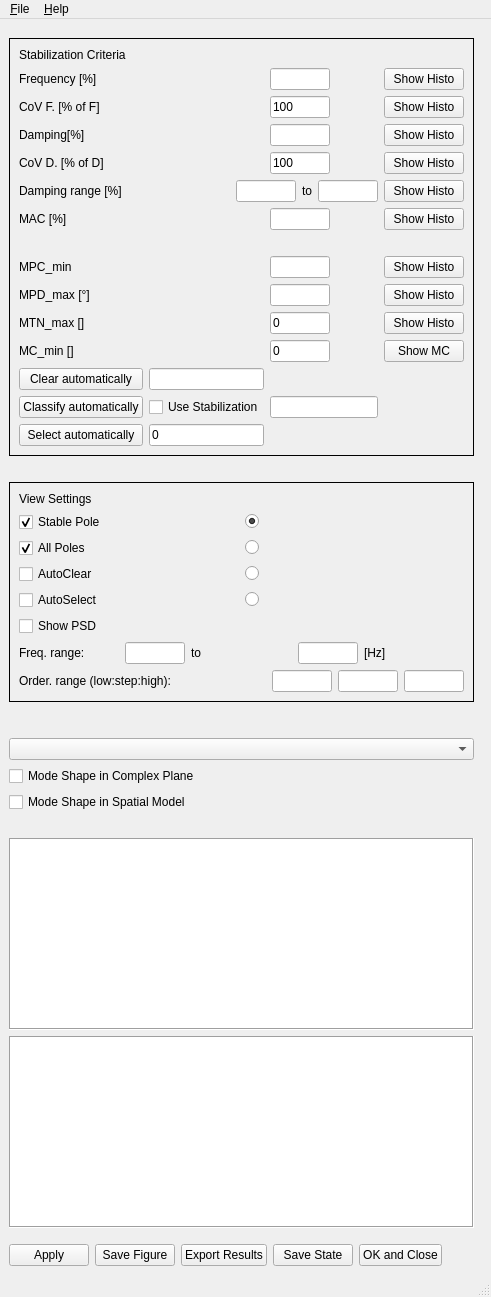
Old version of the form pyOMA/GUI/ui/stabil_gui.ui in the repository pyOMA-dev/pyOMA.
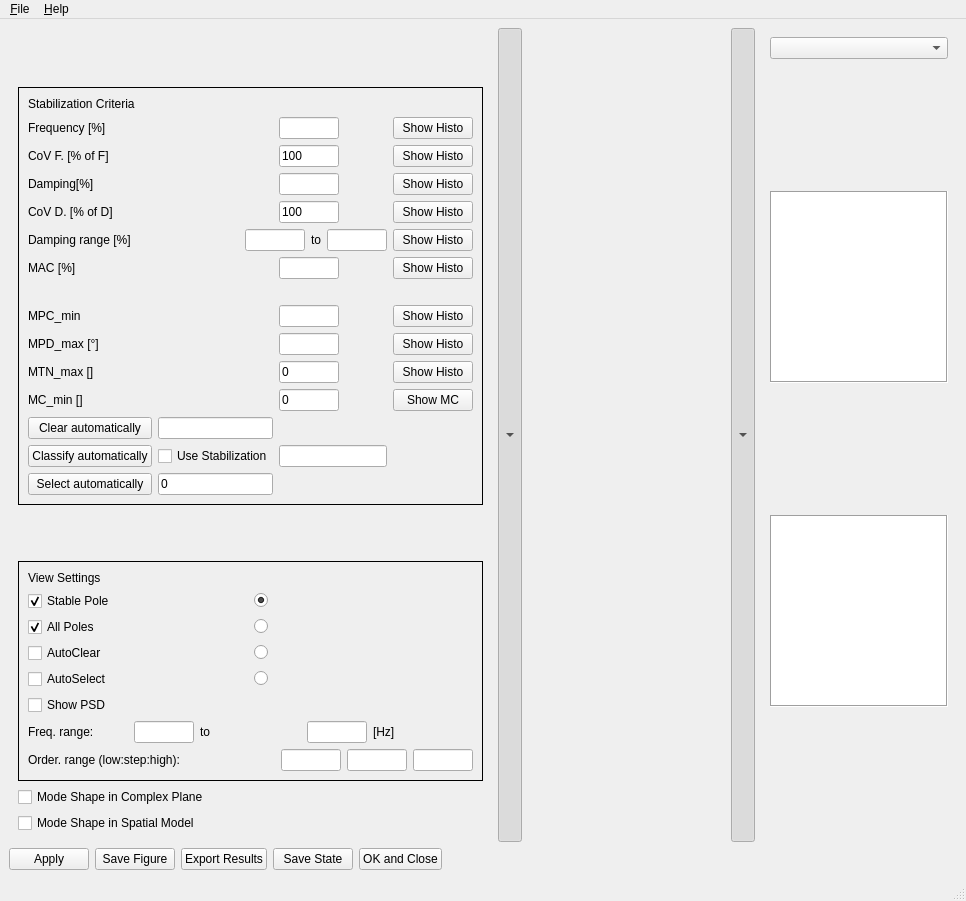
New version of the form. Custom widgets are drawn as their Qt base class.

Commit message: Improve StabilGUI with collapsible control panes

Patch:
```diff
--- a/pyOMA/GUI/ui/stabil_gui.ui
+++ b/pyOMA/GUI/ui/stabil_gui.ui
@@ -2,12 +2,21 @@
 <ui version="4.0">
  <class>StabilGUI</class>
  <widget class="QMainWindow" name="StabilGUI">
+  <property name="geometry">
+   <rect>
+    <x>0</x>
+    <y>0</y>
+    <width>966</width>
+    <height>901</height>
+   </rect>
+  </property>
   <widget class="QWidget" name="central_widget">
    <layout class="QVBoxLayout" name="central_vbox">
     <item>
-     <layout class="QHBoxLayout" name="main_layout" stretch="0,1">
+     <layout class="QHBoxLayout" name="main_layout" stretch="0,0,1,0,1">
       <item>
-       <layout class="QVBoxLayout" name="left_pane_layout">
+       <widget class="QWidget" name="left_pane_widget">
+        <layout class="QVBoxLayout" name="left_pane_layout">
         <item>
          <spacer name="left_pane_spacer_1">
           <property name="orientation">
@@ -30,7 +39,7 @@
            <enum>QFrame::Shape::Panel</enum>
           </property>
           <layout class="QGridLayout" name="stab_val_layout" columnstretch="0,0,1,0,0">
-           <item row="1" column="1" rowspan="1" colspan="3">
+           <item row="1" column="1" colspan="3">
             <widget class="QLabel" name="stab_criteria_title_label">
              <property name="text">
               <string>Stabilization Criteria</string>
@@ -182,7 +191,7 @@
              </property>
             </widget>
            </item>
-           <item row="6" column="2" rowspan="1" colspan="2">
+           <item row="6" column="2" colspan="2">
             <layout class="QHBoxLayout" name="damping_range_hbox">
              <item>
               <spacer name="damping_range_hbox_spacer">
@@ -507,7 +516,7 @@
            <enum>QFrame::Shape::Panel</enum>
           </property>
           <layout class="QGridLayout" name="diag_val_layout">
-           <item row="1" column="1" rowspan="1" colspan="2">
+           <item row="1" column="1" colspan="2">
             <widget class="QLabel" name="view_settings_title_label">
              <property name="text">
               <string>View Settings</string>
@@ -564,14 +573,14 @@
            <item row="5" column="2">
             <widget class="QRadioButton" name="snap_select_radio"/>
            </item>
-           <item row="6" column="1" rowspan="1" colspan="2">
+           <item row="6" column="1" colspan="2">
             <widget class="QCheckBox" name="show_psd_checkbox">
              <property name="text">
               <string>Show PSD</string>
              </property>
             </widget>
            </item>
-           <item row="7" column="1" rowspan="1" colspan="2">
+           <item row="7" column="1" colspan="2">
             <layout class="QHBoxLayout" name="freq_range_hbox">
              <item>
               <widget class="QLabel" name="freq_range_label">
@@ -628,7 +637,7 @@
              </item>
             </layout>
            </item>
-           <item row="8" column="1" rowspan="1" colspan="2">
+           <item row="8" column="1" colspan="2">
             <layout class="QHBoxLayout" name="order_range_hbox">
              <item>
               <widget class="QLabel" name="order_range_label">
@@ -690,25 +699,6 @@
           </layout>
          </widget>
         </item>
-        <item>
-         <spacer name="left_pane_spacer_3">
-          <property name="orientation">
-           <enum>Qt::Vertical</enum>
-          </property>
-          <property name="sizeType">
-           <enum>QSizePolicy::Expanding</enum>
-          </property>
-          <property name="sizeHint" stdset="0">
-           <size>
-            <width>20</width>
-            <height>30</height>
-           </size>
-          </property>
-         </spacer>
-        </item>
-        <item>
-         <widget class="QComboBox" name="mode_selector"/>
-        </item>
         <item>
          <widget class="QCheckBox" name="plot_selector_c_checkbox">
           <property name="text">
@@ -723,8 +713,58 @@
           </property>
          </widget>
         </item>
+        </layout>
+       </widget>
+      </item>
+      <item>
+       <widget class="QToolButton" name="left_toggle_btn">
+        <property name="sizePolicy">
+         <sizepolicy hsizetype="Fixed" vsizetype="Expanding">
+          <horstretch>0</horstretch>
+          <verstretch>0</verstretch>
+         </sizepolicy>
+        </property>
+        <property name="checkable">
+         <bool>true</bool>
+        </property>
+        <property name="checked">
+         <bool>true</bool>
+        </property>
+        <property name="arrowType">
+         <enum>Qt::ArrowType::DownArrow</enum>
+        </property>
+       </widget>
+      </item>
+      <item>
+       <widget class="MyMplCanvas" name="canvas" native="true"/>
+      </item>
+      <item>
+       <widget class="QToolButton" name="right_toggle_btn">
+        <property name="sizePolicy">
+         <sizepolicy hsizetype="Fixed" vsizetype="Expanding">
+          <horstretch>0</horstretch>
+          <verstretch>0</verstretch>
+         </sizepolicy>
+        </property>
+        <property name="checkable">
+         <bool>true</bool>
+        </property>
+        <property name="checked">
+         <bool>true</bool>
+        </property>
+        <property name="arrowType">
+         <enum>Qt::ArrowType::DownArrow</enum>
+        </property>
+       </widget>
+      </item>
+      <item>
+       <widget class="QWidget" name="right_pane_widget">
+        <layout class="QVBoxLayout" name="right_pane_layout">
         <item>
-         <spacer name="left_pane_spacer_4">
+         <widget class="QComboBox" name="mode_selector"/>
+        </item>
+        <item>
+         <spacer name="left_pane_spacer_3">
           <property name="orientation">
            <enum>Qt::Vertical</enum>
           </property>
@@ -734,7 +774,7 @@
           <property name="sizeHint" stdset="0">
            <size>
             <width>20</width>
-            <height>20</height>
+            <height>30</height>
            </size>
           </property>
          </spacer>
@@ -746,13 +786,6 @@
           </property>
          </widget>
         </item>
-        <item>
-         <widget class="QTextEdit" name="current_value_view_text">
-          <property name="frameShape">
-           <enum>QFrame::Shape::Box</enum>
-          </property>
-         </widget>
-        </item>
         <item>
          <spacer name="left_pane_spacer_5">
           <property name="orientation">
@@ -769,10 +802,31 @@
           </property>
          </spacer>
         </item>
-       </layout>
-      </item>
-      <item>
-       <widget class="MyMplCanvas" name="canvas"/>
+        <item>
+         <widget class="QTextEdit" name="current_value_view_text">
+          <property name="frameShape">
+           <enum>QFrame::Shape::Box</enum>
+          </property>
+         </widget>
+        </item>
+        <item>
+         <spacer name="left_pane_spacer_4">
+          <property name="orientation">
+           <enum>Qt::Orientation::Vertical</enum>
+          </property>
+          <property name="sizeType">
+           <enum>QSizePolicy::Policy::Expanding</enum>
+          </property>
+          <property name="sizeHint" stdset="0">
+           <size>
+            <width>20</width>
+            <height>20</height>
+           </size>
+          </property>
+         </spacer>
+        </item>
+        </layout>
+       </widget>
       </item>
      </layout>
     </item>
@@ -831,6 +885,14 @@
    </layout>
   </widget>
   <widget class="QMenuBar" name="menubar">
+   <property name="geometry">
+    <rect>
+     <x>0</x>
+     <y>0</y>
+     <width>966</width>
+     <height>22</height>
+    </rect>
+   </property>
    <widget class="QMenu" name="menu_file">
     <property name="title">
      <string>&amp;File</string>
```
Left out of the diff: 90 changed lines with no effect on the pictures. The commit also changes 2 other files.
